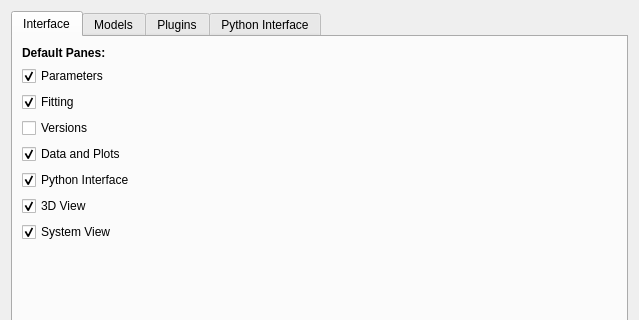
Qt form phoebe/frontend/gui/popPrefs.ui (phoebe-project/phoebe2) before a commit; both pictures show x 0 to 639 and y 0 to 320 of the 639 by 493 pixel window.
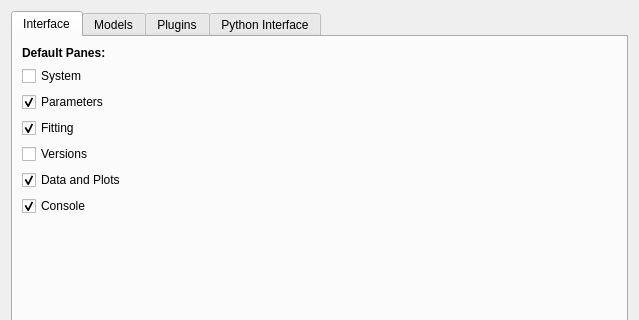
The same form after that commit.

Commit message: (1) gui not auto-detects if you're using a kde system, and if so applies option to not use native dialog (which can cause significant lag otherwise) (2) other minor changes to gui and preferences

Patch:
```diff
--- a/phoebe/frontend/gui/popPrefs.ui
+++ b/phoebe/frontend/gui/popPrefs.ui
@@ -34,27 +34,7 @@
        <string>Interface</string>
       </attribute>
       <layout class="QGridLayout" name="gridLayout_5">
-       <item row="8" column="0">
-        <widget class="QCheckBox" name="p_sys">
-         <property name="text">
-          <string>System View</string>
-         </property>
-         <property name="checked">
-          <bool>true</bool>
-         </property>
-        </widget>
-       </item>
-       <item row="1" column="0">
-        <widget class="QCheckBox" name="p_lp">
-         <property name="text">
-          <string>Parameters</string>
-         </property>
-         <property name="checked">
-          <bool>true</bool>
-         </property>
-        </widget>
-       </item>
-       <item row="4" column="0">
+       <item row="5" column="0">
         <widget class="QCheckBox" name="p_versions">
          <property name="text">
           <string>Versions</string>
@@ -64,7 +44,7 @@
          </property>
         </widget>
        </item>
-       <item row="13" column="0">
+       <item row="12" column="0">
         <spacer name="verticalSpacer_3">
          <property name="orientation">
           <enum>Qt::Vertical</enum>
@@ -77,6 +57,16 @@
          </property>
         </spacer>
        </item>
+       <item row="7" column="0">
+        <widget class="QCheckBox" name="p_python">
+         <property name="text">
+          <string>Console</string>
+         </property>
+         <property name="checked">
+          <bool>true</bool>
+         </property>
+        </widget>
+       </item>
        <item row="0" column="0">
         <widget class="QLabel" name="label_4">
          <property name="text">
@@ -87,17 +77,14 @@
          </property>
         </widget>
        </item>
-       <item row="7" column="0">
-        <widget class="QCheckBox" name="p_gl">
+       <item row="1" column="0">
+        <widget class="QCheckBox" name="p_system">
          <property name="text">
-          <string>3D View</string>
-         </property>
-         <property name="checked">
-          <bool>true</bool>
+          <string>System</string>
          </property>
         </widget>
        </item>
-       <item row="3" column="0">
+       <item row="4" column="0">
         <widget class="QCheckBox" name="p_rp">
          <property name="text">
           <string>Fitting</string>
@@ -107,7 +94,7 @@
          </property>
         </widget>
        </item>
-       <item row="5" column="0">
+       <item row="6" column="0">
         <widget class="QCheckBox" name="p_bp">
          <property name="text">
           <string>Data and Plots</string>
@@ -117,10 +104,10 @@
          </property>
         </widget>
        </item>
-       <item row="6" column="0">
-        <widget class="QCheckBox" name="p_python">
+       <item row="2" column="0">
+        <widget class="QCheckBox" name="p_lp">
          <property name="text">
-          <string>Python Interface</string>
+          <string>Parameters</string>
          </property>
          <property name="checked">
           <bool>true</bool>
```
The commit also changes 5 other files.
